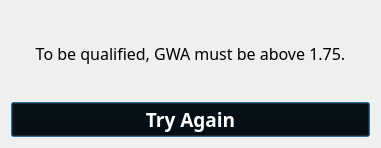
Qt form ui/apply_rejected_dialog.ui (dattlab/polytech_loan) before a commit.
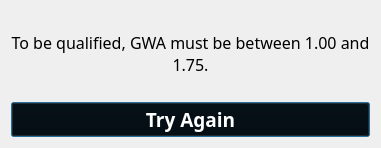
The same form after that commit.

```diff
--- a/ui/apply_rejected_dialog.ui
+++ b/ui/apply_rejected_dialog.ui
@@ -30,11 +30,14 @@
         <string notr="true">color: rgb(0, 0, 0);</string>
        </property>
        <property name="text">
-        <string>To be qualified, GWA must be above 1.75.</string>
+        <string>To be qualified, GWA must be between 1.00 and 1.75.</string>
        </property>
        <property name="alignment">
         <set>Qt::AlignCenter</set>
        </property>
+       <property name="wordWrap">
+        <bool>true</bool>
+       </property>
       </widget>
      </item>
      <item>
```
